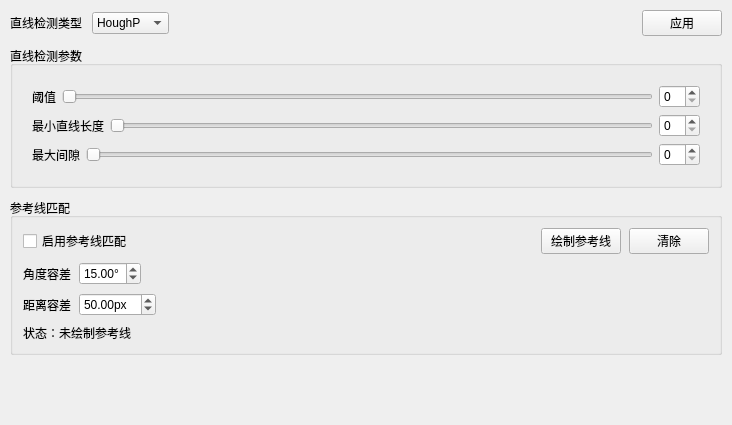
Above: ui/tabs/line_tab.ui from xiaoyuan1021/MyTool before the change. Below: the same form after it.
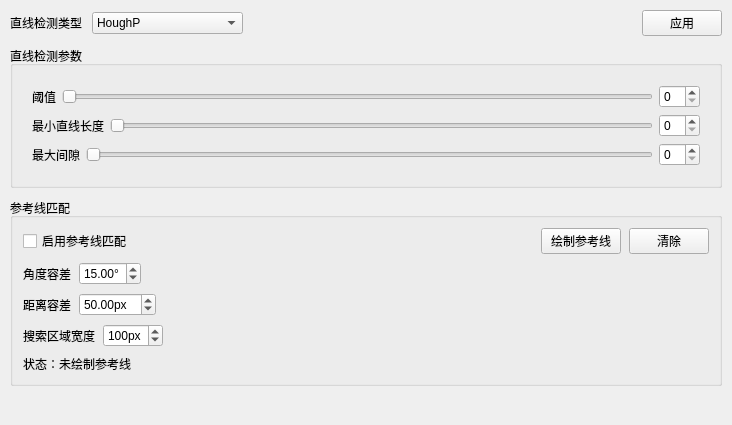
That is the form after the change.

What changed in the file:
```diff
--- a/ui/tabs/line_tab.ui
+++ b/ui/tabs/line_tab.ui
@@ -55,6 +55,11 @@
          <string>EDLines</string>
         </property>
        </item>
+       <item>
+        <property name="text">
+         <string>EdgesSubPix(Halcon)</string>
+        </property>
+       </item>
       </widget>
      </item>
      <item>
@@ -326,6 +331,49 @@
         </item>
        </layout>
       </item>
+      <item>
+       <layout class="QHBoxLayout" name="horizontalLayout_searchWidth">
+        <item>
+         <widget class="QLabel" name="label_searchRegionWidth">
+          <property name="text">
+           <string>搜索区域宽度</string>
+          </property>
+         </widget>
+        </item>
+        <item>
+         <widget class="QSpinBox" name="spin_searchRegionWidth">
+          <property name="suffix">
+           <string>px</string>
+          </property>
+          <property name="minimum">
+           <number>20</number>
+          </property>
+          <property name="maximum">
+           <number>500</number>
+          </property>
+          <property name="singleStep">
+           <number>10</number>
+          </property>
+          <property name="value">
+           <number>100</number>
+          </property>
+         </widget>
+        </item>
+        <item>
+         <spacer name="horizontalSpacer_searchWidth">
+          <property name="orientation">
+           <enum>Qt::Orientation::Horizontal</enum>
+          </property>
+          <property name="sizeHint" stdset="0">
+           <size>
+            <width>40</width>
+            <height>20</height>
+           </size>
+          </property>
+         </spacer>
+        </item>
+       </layout>
+      </item>
       <item>
        <widget class="QLabel" name="label_referenceLineStatus">
         <property name="text">
```
